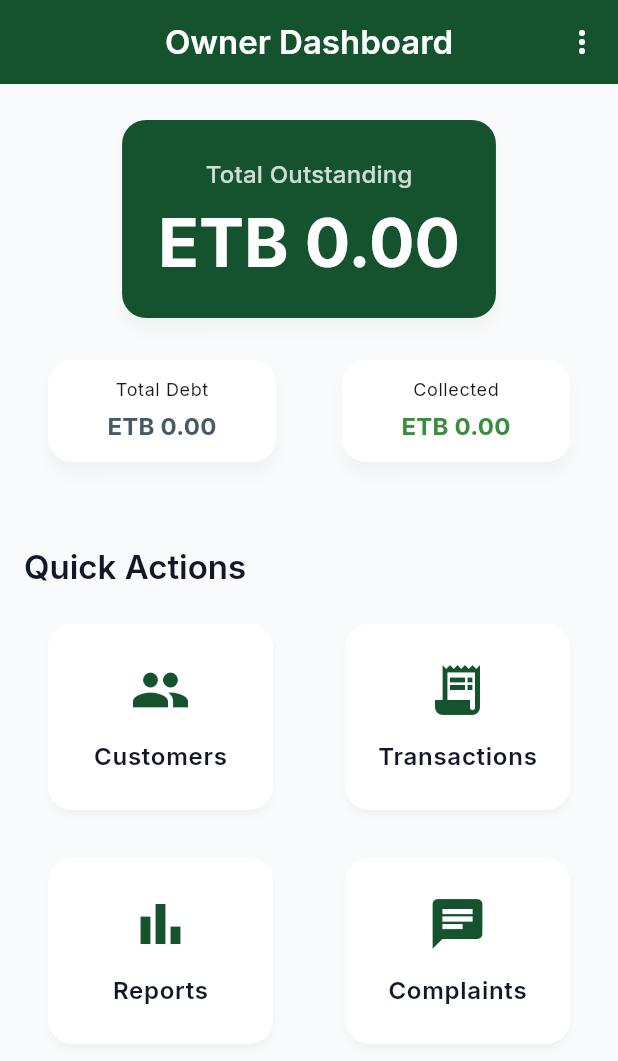
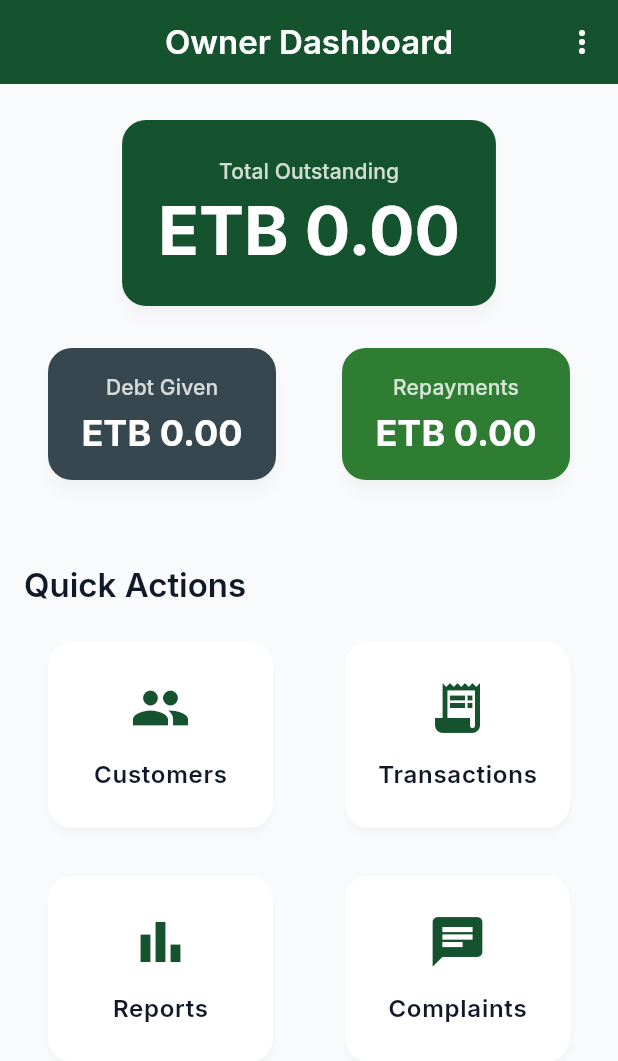
Before and after one commit to e-b-b-o/credit_app, a Flutter app: the OwnerDashboardScreen screen opened by its route, on a phone screen of 412 x 824 dp. Shown: the top 1061 px of the screen. Run offline on Flutter 3.47's test engine with Material 3 defaults, Android fonts, the phone set to English and light mode, and no system bars; our stand-ins replace flutter_dotenv, flutter_riverpod, go_router, google_fonts, supabase_flutter; accounts and stored records are empty.

Commit message:
feat: improve UI labels and styling across dashboard screens
- Rename "Total Debt" to "Debt Issued" and "Total Collected" to "Repayments" for clarity
- Add visual status badges for payment status with consistent styling
- Enhance loading and error states with better visual feedback
- Improve card layouts and typography in owner and customer dashboards
- Update customer list with card-based design and better navigation
- Refactor ledger screen with improved summary section and action buttons

```diff
--- a/lib/features/owner/dashboard/owner_dashboard_screen.dart
+++ b/lib/features/owner/dashboard/owner_dashboard_screen.dart
@@ -152,65 +152,60 @@ class OwnerDashboardScreen extends ConsumerWidget {
                 return statsAsync.when(
                   data: (stats) => Column(
                     children: [
-                      Card(
-                        color: AppColors.primary,
-                        child: Padding(
-                          padding: const EdgeInsets.all(24.0),
-                          child: Column(
-                            children: [
-                              Text(
-                                'Total Outstanding',
-                                style: Theme.of(context).textTheme.titleMedium
-                                    ?.copyWith(
-                                      color: AppColors.white.withValues(
-                                        alpha: 0.8,
-                                      ),
-                                    ),
-                              ),
-                              const SizedBox(height: 8),
-                              Text(
-                                FinancialCalculator.formatCurrency(
-                                  stats['totalOutstanding'] as double,
-                                ),
-                                style: Theme.of(context).textTheme.displayMedium
-                                    ?.copyWith(color: AppColors.white),
-                              ),
-                            ],
-                          ),
+                      _buildSummaryCard(
+                        context,
+                        'Total Outstanding',
+                        FinancialCalculator.formatCurrency(
+                          stats['totalOutstanding'] as double,
                         ),
+                        AppColors.primary,
                       ),
                       const SizedBox(height: 12),
                       Row(
                         children: [
                           Expanded(
-                            child: _buildMiniStat(
+                            child: _buildSummaryCard(
                               context,
-                              'Total Debt',
+                              'Debt Given',
                               FinancialCalculator.formatCurrency(
                                 stats['totalDebt'] as double,
                               ),
-                              Colors.blueGrey.shade700,
+                              Colors.blueGrey.shade800,
+                              isMini: true,
                             ),
                           ),
                           const SizedBox(width: 12),
                           Expanded(
-                            child: _buildMiniStat(
+                            child: _buildSummaryCard(
                               context,
-                              'Collected',
+                              'Repayments',
                               FinancialCalculator.formatCurrency(
                                 stats['totalCollected'] as double,
                               ),
-                              Colors.green.shade700,
+                              Colors.green.shade800,
+                              isMini: true,
                             ),
                           ),
                         ],
                       ),
                     ],
                   ),
-                  loading: () =>
-                      const Center(child: CircularProgressIndicator()),
-                  error: (e, st) =>
-                      Text('Error', style: TextStyle(color: Colors.red)),
+                  loading: () => const Center(
+                    child: Padding(
+                      padding: EdgeInsets.all(32.0),
+                      child: CircularProgressIndicator(),
+                    ),
+                  ),
+                  error: (e, st) => Card(
+                    color: Colors.red.shade50,
+                    child: Padding(
+                      padding: const EdgeInsets.all(16.0),
+                      child: Text(
+                        'Error loading dashboard: $e',
+                        style: TextStyle(color: Colors.red),
+                      ),
+                    ),
+                  ),
                 );
               },
             ),
@@ -414,24 +409,38 @@ class OwnerDashboardScreen extends ConsumerWidget {
     );
   }
 
-  Widget _buildMiniStat(
+  Widget _buildSummaryCard(
     BuildContext context,
     String label,
     String value,
-    Color color,
-  ) {
+    Color color, {
+    bool isMini = false,
+  }) {
     return Card(
+      color: color,
       child: Padding(
-        padding: const EdgeInsets.all(12.0),
+        padding: EdgeInsets.all(isMini ? 16.0 : 24.0),
         child: Column(
           children: [
-            Text(label, style: Theme.of(context).textTheme.bodySmall),
+            Text(
+              label,
+              style: Theme.of(context).textTheme.titleSmall?.copyWith(
+                color: AppColors.white.withValues(alpha: 0.8),
+              ),
+            ),
             const SizedBox(height: 4),
-            Text(
-              value,
-              style: Theme.of(context).textTheme.titleMedium?.copyWith(
-                color: color,
-                fontWeight: FontWeight.bold,
+            FittedBox(
+              fit: BoxFit.scaleDown,
+              child: Text(
+                value,
+                style:
+                    (isMini
+                            ? Theme.of(context).textTheme.headlineSmall
+                            : Theme.of(context).textTheme.displayMedium)
+                        ?.copyWith(
+                          color: AppColors.white,
+                          fontWeight: FontWeight.bold,
+                        ),
               ),
             ),
           ],
--- a/lib/features/owner/reports/reports_screen.dart
+++ b/lib/features/owner/reports/reports_screen.dart
@@ -45,7 +45,7 @@ class ReportsScreen extends ConsumerWidget {
                     ),
                     _buildStatCard(
                       context,
-                      'Total Debt',
+                      'Debt Issued',
                       FinancialCalculator.formatCurrency(
                         stats['totalDebt'] as double,
                       ),
@@ -54,7 +54,7 @@ class ReportsScreen extends ConsumerWidget {
                     ),
                     _buildStatCard(
                       context,
-                      'Total Collected',
+                      'Repayments',
                       FinancialCalculator.formatCurrency(
                         stats['totalCollected'] as double,
                       ),
@@ -261,7 +261,7 @@ class ReportsScreen extends ConsumerWidget {
             ),
             const SizedBox(height: 8),
             Text(
-              'Collected ${FinancialCalculator.formatCurrency(totalCollected)} out of ${FinancialCalculator.formatCurrency(totalDebt)} total debt ever given.',
+              'Collected ${FinancialCalculator.formatCurrency(totalCollected)} out of ${FinancialCalculator.formatCurrency(totalDebt)} debt issued.',
               style: Theme.of(context).textTheme.bodySmall,
               textAlign: TextAlign.center,
             ),
```
Also changed, not shown: lib/features/customer/dashboard/customer_dashboard_screen.dart (+63 -21 lines), lib/features/owner/customers/customer_ledger_screen.dart (+81 -59 lines), lib/features/owner/customers/customer_list_screen.dart (+33 -4 lines).
